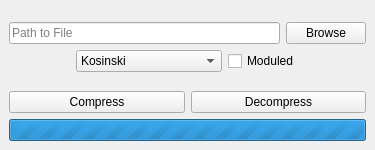
First picture: the form in mainwindow.ui, repository Clownacy/clowncomptool, before the edit.
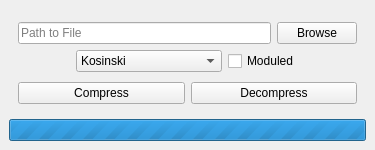
Second picture: the form after the edit. Icons and pictures are not drawn.

Commit message: Fix the progress bar appearing greyed-out on Linux.

The edit to the form file:
```diff
--- a/mainwindow.ui
+++ b/mainwindow.ui
@@ -29,7 +29,13 @@
    </property>
    <layout class="QVBoxLayout" name="verticalLayout">
     <item>
-     <spacer name="verticalSpacer_6">
+     <widget class="QWidget" name="controls" native="true">
+      <layout class="QVBoxLayout" name="verticalLayout_Controls">
+       <item>
+        <layout class="QHBoxLayout" name="horizontalLayout_2"/>
+       </item>
+       <item>
+        <spacer name="verticalSpacer_5">
       <property name="orientation">
        <enum>Qt::Vertical</enum>
       </property>
@@ -149,7 +155,7 @@
      </layout>
     </item>
     <item>
-     <spacer name="verticalSpacer_5">
+        <spacer name="verticalSpacer_6">
       <property name="orientation">
        <enum>Qt::Vertical</enum>
       </property>
@@ -184,6 +190,9 @@
        </widget>
       </item>
      </layout>
+       </item>
+      </layout>
+     </widget>
     </item>
     <item>
      <widget class="QProgressBar" name="progressBar">
```
Left out of the diff: 3 changed lines with no effect on the pictures. Lines whose indentation alone changed are shown as unchanged. The commit also changes 1 other file.
